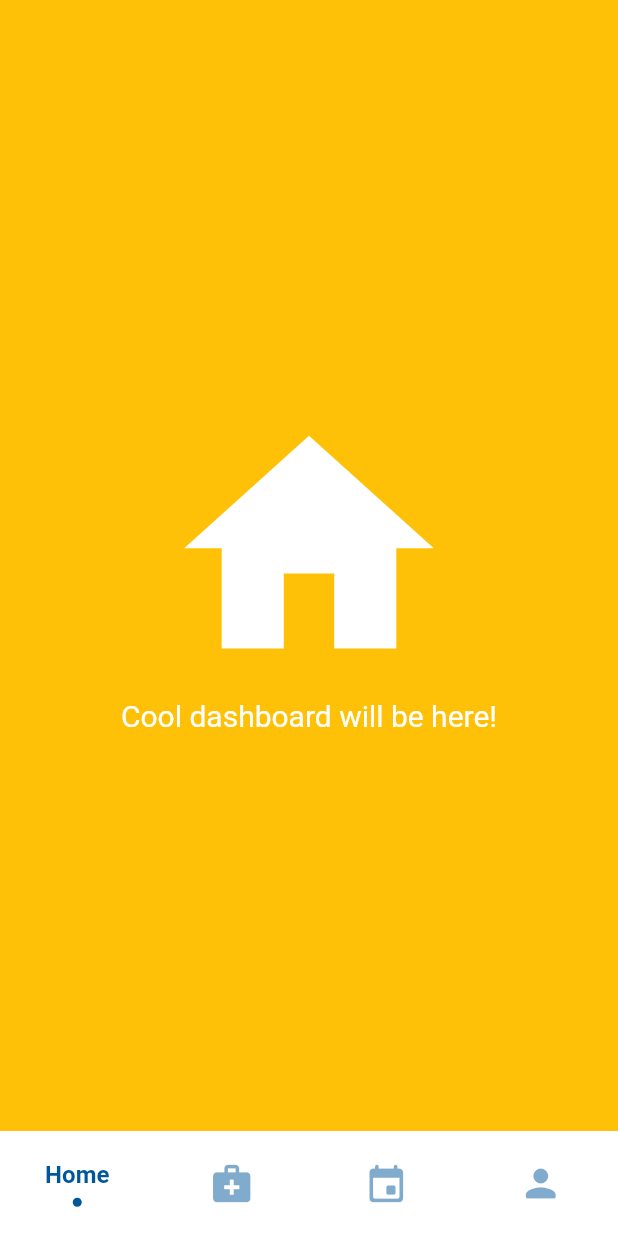
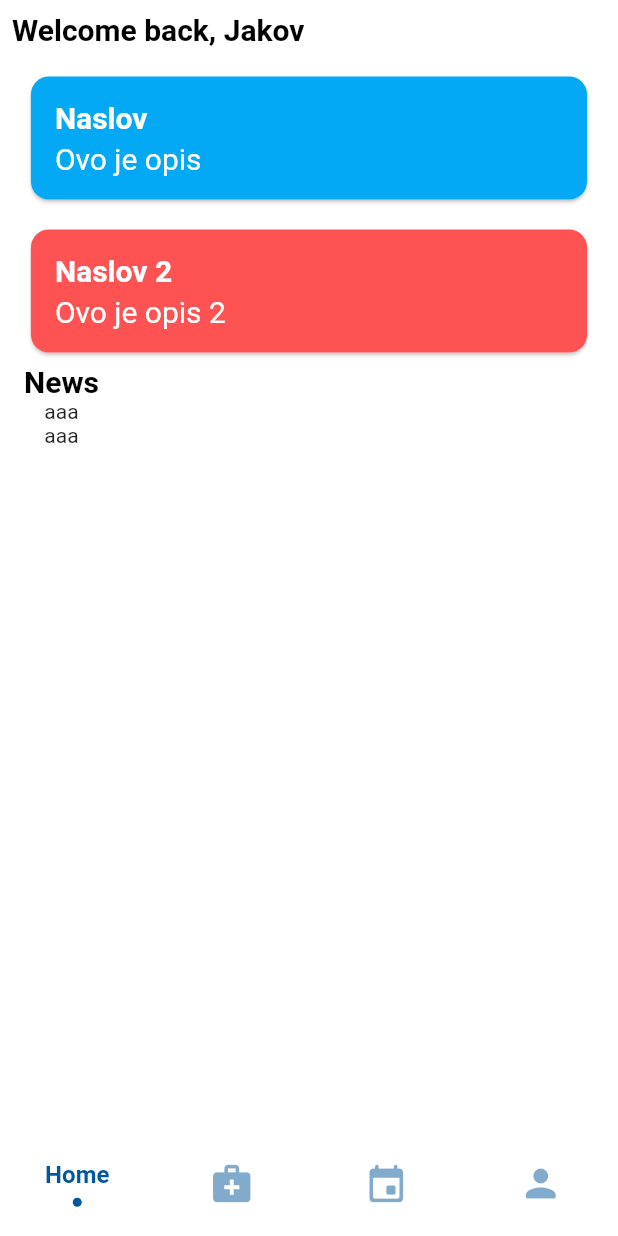
Before and after one commit to TheJakov/health_app, a Flutter app: the screen it shows after launch, on a phone screen of 412 x 824 dp. Run offline on Flutter 3.47's test engine with Material 2 defaults, Android fonts, the light colour scheme and no system bars; drawn by our look-alikes of sliding_clipped_nav_bar; our stand-ins replace google_fonts; Roboto replaces fonts that are missing (Oxygen).

Commit message:
HomeWidget improvements

```diff
--- a/lib/main.dart
+++ b/lib/main.dart
@@ -29,9 +29,7 @@ class MyHomePage extends StatefulWidget {
 class _MyHomePageState extends State<MyHomePage> {
   late PageController _pageController;
   int selectedIndex = 0;
-  final bool _colorful = false;
 
-  ///
   @override
   void initState() {
     super.initState();
@@ -70,26 +68,6 @@ class _MyHomePageState extends State<MyHomePage> {
         child: Column(
           mainAxisAlignment: MainAxisAlignment.center,
           children: [
-
-            /// Custom AppBar
-            // AnimatedContainer(
-            //   duration: const Duration(milliseconds: 300),
-            //   color: appBarColor(),
-            //   child: SwitchListTile(
-            //     activeColor: Colors.white,
-            //     title: Text(
-            //       'Colorful Navbar',
-            //       style: GoogleFonts.oxygen(color: Colors.white),
-            //     ),
-            //     value: _colorful,
-            //     onChanged: (bool value) {
-            //       setState(() {
-            //         _colorful = !_colorful;
-            //       });
-            //     },
-            //   ),
-            // ),
-
             /// Main Body
             Expanded(
               child: PageView(
@@ -103,40 +81,7 @@ class _MyHomePageState extends State<MyHomePage> {
       ),
 
       /// Bottom Navigation Bar
-      bottomNavigationBar: _colorful
-          ? SlidingClippedNavBar.colorful(
-        backgroundColor: Colors.white,
-        onButtonPressed: onButtonPressed,
-        iconSize: 30,
-        selectedIndex: selectedIndex,
-        barItems: <BarItem>[
-          BarItem(
-            icon: Icons.home,
-            title: 'Home',
-            activeColor: Colors.amber,
-            inactiveColor: Colors.red,
-          ),
-          BarItem(
-            icon: Icons.medical_services,
-            title: 'Reports',
-            activeColor: Colors.red,
-            inactiveColor: Colors.deepPurpleAccent,
-          ),
-          BarItem(
-            icon: Icons.event_rounded,
-            title: 'Appointments',
-            activeColor: Colors.deepPurpleAccent,
-            inactiveColor: Colors.pinkAccent,
-          ),
-          BarItem(
-            icon: Icons.person_rounded,
-            title: 'Patient',
-            activeColor: Colors.pinkAccent,
-            inactiveColor: Colors.amber,
-          ),
-        ],
-      )
-          : SlidingClippedNavBar(
+      bottomNavigationBar: SlidingClippedNavBar(
               backgroundColor: Colors.white,
               onButtonPressed: onButtonPressed,
               iconSize: 30,
@@ -170,32 +115,18 @@ TextStyle fontStyle = GoogleFonts.oxygen(
     fontSize: 20, fontWeight: FontWeight.w400, color: Colors.white);
 double iconSize = 200;
 
+TextStyle pageTitle = GoogleFonts.roboto(
+    fontSize: 20, fontWeight: FontWeight.w600, color: Colors.black);
+
 /// LIST OF SCREENS
 List<Widget> _listOfWidget = <Widget>[
   /// HOME
-  Container(
-    color: Colors.amber,
-    alignment: Alignment.center,
-    child: Column(
-      mainAxisAlignment: MainAxisAlignment.center,
-      children: [
-        Icon(
-          Icons.home,
-          size: iconSize,
-          color: Colors.white,
-        ),
-        Text(
-          "Cool dashboard will be here!",
-          style: fontStyle,
-        ),
-      ],
-    ),
-  ),
+  HomeWidget(),
 
   /// REPORTS
   Container(
     alignment: Alignment.center,
-    color: Colors.red,
+    color: Colors.white,
     child: Column(
       mainAxisAlignment: MainAxisAlignment.center,
       children: [
@@ -204,7 +135,11 @@ List<Widget> _listOfWidget = <Widget>[
           size: iconSize,
           color: Colors.white,
         ),
-        Text("My medical reports", style: fontStyle),
+        Text("My medical reports",
+            style: GoogleFonts.oxygen(
+                fontSize: 20,
+                fontWeight: FontWeight.w400,
+                color: Colors.black)),
       ],
     ),
   ),
@@ -243,3 +178,91 @@ List<Widget> _listOfWidget = <Widget>[
     ),
   ),
 ];
+
+class HomeWidget extends StatelessWidget {
+   HomeWidget({
+    Key? key,
+  }) : super(key: key);
+
+   final TextStyle defaultItemTitleStyle = GoogleFonts.roboto(
+       fontSize: 20, fontWeight: FontWeight.w400, color: Colors.white);
+
+  final TextStyle defaultStyle = GoogleFonts.roboto(
+      fontSize: 16, fontWeight: FontWeight.w400, color: Colors.white);
+
+  final TextStyle darkDefaultStyle = GoogleFonts.roboto(
+      fontSize: 14, fontWeight: FontWeight.w400, color: Colors.black);
+
+  @override
+  Widget build(BuildContext context) {
+    return Container(
+      color: Colors.white,
+      alignment: Alignment.center,
+      width: MediaQuery.of(context).size.width,
+      child: Center(
+        child: Padding(
+        padding: const EdgeInsets.all(8.0),
+        child: Column(
+          mainAxisAlignment: MainAxisAlignment.start,
+          children: <Widget>[
+            Row(
+                children: [
+                  Text("Welcome back, Jakov",
+                    textAlign: TextAlign.left, style: pageTitle),
+                ]
+            ),
+            buildRoundedCard(context, Colors.lightBlue, "Naslov", "Ovo je opis", widthRatio: 0.9),
+            buildRoundedCard(context, Colors.redAccent, "Naslov 2", "Ovo je opis 2", widthRatio: 0.9),
+            Row(
+              children: [
+                Padding(
+                  padding: const EdgeInsets.all(8.0),
+                  child: Column(children: [
+                    Text("News", style: pageTitle),
+                    const Text("aaa"),
+                    const Text("aaa")
+                  ]),
+                ),
+              ],
+            ),
+          ],
+        ),
+      ),
+    ),
+    );
+  }
+}
+
+Widget buildRoundedCard(BuildContext context, Color backgroundColor, String title, String description,
+{
+  TextStyle titleStyle = const TextStyle(fontSize: 20, fontWeight: FontWeight.bold, color: Colors.white),
+  TextStyle descStyle = const TextStyle(fontSize: 20, color: Colors.white),
+  double widthRatio = 0.8
+}) => Card (
+  margin: const EdgeInsets.fromLTRB(0, 20, 0, 0),
+  shape: RoundedRectangleBorder(
+    borderRadius: BorderRadius.circular(12),
+  ),
+  child: Container(
+    width: MediaQuery.of(context).size.width * widthRatio,
+    decoration: BoxDecoration(
+        color: backgroundColor,
+        borderRadius: const BorderRadius.all(Radius.circular(12)),
+    ),
+    padding: const EdgeInsets.all(16),
+    child: Column(
+      crossAxisAlignment: CrossAxisAlignment.start,
+      children: [
+        Text(
+          title,
+          style: titleStyle,
+        ),
+        const SizedBox(height: 4),
+        Text(
+          description,
+          style: descStyle,
+        ),
+      ],
+    ),
+  ),
+);
```
Lines whose indentation alone changed are shown as unchanged.
